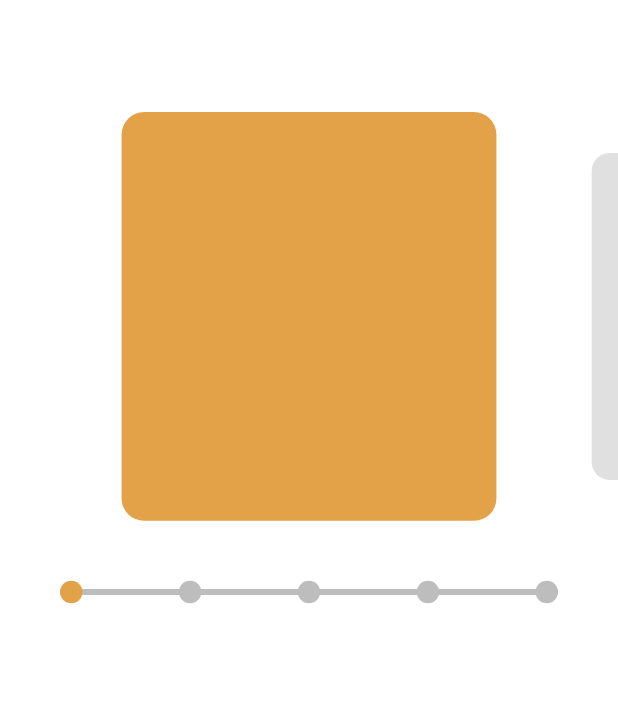
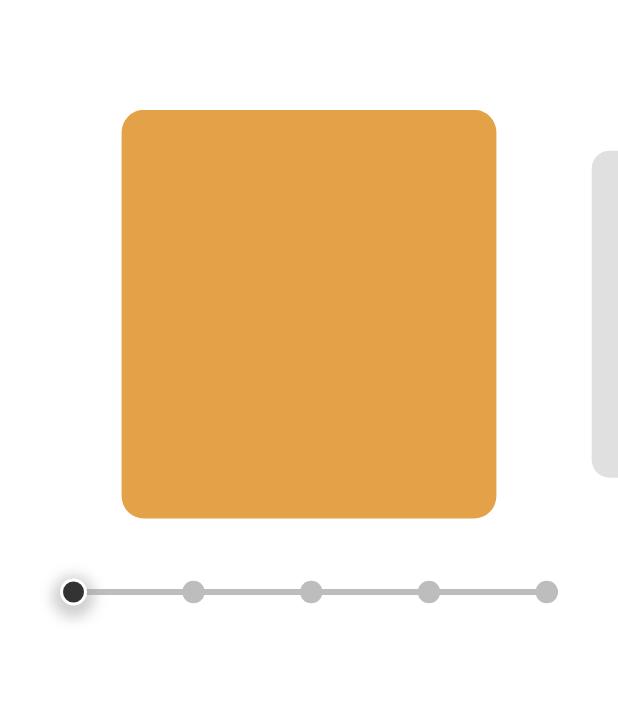
Before and after one commit to long2602/BeeFit, a Flutter app: the screen it shows after launch, swiped to page 5, on a phone screen of 412 x 824 dp. Shown: the part 252-962 px from the top of the screen. Run offline on Flutter 3.47's test engine with Material 2 defaults, Android fonts, the phone set to English and light mode, and no system bars; our stand-ins replace percent_indicator; missing offline and left inert: flutter_ruler_picker; statements that could not run were skipped.

Commit message:
update OnboardingScreen.dart and OnProgressScreen.dart

```diff
--- a/lib/screens/OnboardingScreen.dart
+++ b/lib/screens/OnboardingScreen.dart
@@ -1,5 +1,6 @@
 import 'package:beefit/constants/app_style.dart';
 import 'package:beefit/constants/app_ui.dart';
+import 'package:beefit/screens/OnProgressScreen.dart';
 import 'package:beefit/widgets/OnPageView.dart';
 import 'package:flutter/cupertino.dart';
 import 'package:flutter/material.dart';
@@ -15,10 +16,15 @@ class OnBoardingScreen extends StatefulWidget {
 class _OnBoardingScreenState extends State<OnBoardingScreen> {
   final pageController = PageController();
   final currentController = PageController();
-  var _selectedIndex = 0;
+  var _selectedOften = 0;
+  var _selectedDesiredBody = 0;
+  var _selectedCurrentBody = 0;
   final nameController = TextEditingController();
   final ageController = TextEditingController();
   RulerPickerController? _rulerPickerController;
+  RulerPickerController? _currentWeightController;
+  RulerPickerController? _targetWeightController;
+
   int currentValue = 50;
 
   @override
@@ -216,11 +222,11 @@ class _OnBoardingScreenState extends State<OnBoardingScreen> {
                       itemCount: 5,
                       onPageChanged: (index) {
                         setState(() {
-                          _selectedIndex = index;
+                          _selectedCurrentBody = index;
                         });
                       },
                       itemBuilder: (context, index) {
-                        var _dot = _selectedIndex == index ? 1 : 0.8;
+                        var _dot = _selectedCurrentBody == index ? 1 : 0.8;
                         return TweenAnimationBuilder(
                           duration: const Duration(milliseconds: 350),
                           tween: Tween(begin: _dot, end: _dot),
@@ -239,7 +245,7 @@ class _OnBoardingScreenState extends State<OnBoardingScreen> {
                             height: 283 * _scaleScreen,
                             decoration: BoxDecoration(
                               borderRadius: AppStyle.appBorder,
-                              color: _selectedIndex == index
+                              color: _selectedCurrentBody == index
                                   ? AppStyle.primaryColor
                                   : AppStyle.gray5Color,
                             ),
@@ -267,7 +273,7 @@ class _OnBoardingScreenState extends State<OnBoardingScreen> {
                               5,
                               (index) => Indicator(
                                   isActive:
-                                      _selectedIndex == index ? true : false)),
+                                      _selectedCurrentBody == index ? true : false)),
                         ],
                       ),
                     ],
@@ -294,11 +300,11 @@ class _OnBoardingScreenState extends State<OnBoardingScreen> {
                       itemCount: 5,
                       onPageChanged: (index) {
                         setState(() {
-                          _selectedIndex = index;
+                          _selectedDesiredBody = index;
                         });
                       },
                       itemBuilder: (context, index) {
-                        var _dot = _selectedIndex == index ? 1 : 0.8;
+                        var _dot = _selectedDesiredBody == index ? 1 : 0.8;
                         return TweenAnimationBuilder(
                           duration: const Duration(milliseconds: 350),
                           tween: Tween(begin: _dot, end: _dot),
@@ -317,7 +323,7 @@ class _OnBoardingScreenState extends State<OnBoardingScreen> {
                             height: 283 * _scaleScreen,
                             decoration: BoxDecoration(
                               borderRadius: AppStyle.appBorder,
-                              color: _selectedIndex == index
+                              color: _selectedDesiredBody == index
                                   ? AppStyle.primaryColor
                                   : AppStyle.gray5Color,
                             ),
@@ -342,10 +348,11 @@ class _OnBoardingScreenState extends State<OnBoardingScreen> {
                         mainAxisAlignment: MainAxisAlignment.spaceBetween,
                         children: [
                           ...List.generate(
-                              5,
-                              (index) => Indicator(
-                                  isActive:
-                                      _selectedIndex == index ? true : false)),
+                            5,
+                            (index) => Indicator(
+                                isActive:
+                                    _selectedDesiredBody == index ? true : false),
+                          ),
                         ],
                       ),
                     ],
@@ -616,8 +623,8 @@ class _OnBoardingScreenState extends State<OnBoardingScreen> {
                 SizedBox(
                   width: double.infinity,
                   child: Padding(
-                    padding:
-                        const EdgeInsets.symmetric(vertical: 60, horizontal: 40),
+                    padding: const EdgeInsets.symmetric(
+                        vertical: 60, horizontal: 40),
                     child: Column(
                       crossAxisAlignment: CrossAxisAlignment.start,
                       children: [
@@ -626,7 +633,9 @@ class _OnBoardingScreenState extends State<OnBoardingScreen> {
                           child: Row(
                             children: [
                               Image.asset('assets/imgs/drop.png'),
-                              const SizedBox(width: 2,),
+                              const SizedBox(
+                                width: 2,
+                              ),
                               Text(
                                 'Sweet choice!',
                                 style: TextStyle(
@@ -652,6 +661,95 @@ class _OnBoardingScreenState extends State<OnBoardingScreen> {
               ],
             ),
           ),
+
+          /**
+           * Often work
+           */
+          OnPageView(
+            title: "How often would you like to work out?",
+            pageController: pageController,
+            onPressed: (){
+              Navigator.push(
+                context,
+                MaterialPageRoute(builder: (context) => const OnProgressScreen()),
+              );
+            },
+            widget: Column(
+              mainAxisAlignment: MainAxisAlignment.center,
+              children: [
+                SizedBox(
+                  width: double.infinity,
+                  height: 283 * _scaleScreen,
+                  child: PageView.builder(
+                      controller: PageController(viewportFraction: 0.7),
+                      itemCount: 4,
+                      onPageChanged: (index) {
+                        setState(() {
+                          _selectedOften = index;
+                        });
+                      },
+                      itemBuilder: (context, index) {
+                        var _dot = _selectedOften == index ? 1 : 0.8;
+                        return TweenAnimationBuilder(
+                          duration: const Duration(milliseconds: 350),
+                          tween: Tween(begin: _dot, end: _dot),
+                          curve: Curves.ease,
+                          builder: (context, value, child) {
+                            return Transform.scale(
+                              scale: value is double ? value : 1,
+                              child: child,
+                            );
+                          },
+                          child: AnimatedContainer(
+                            duration: const Duration(milliseconds: 350),
+                            margin: EdgeInsets.symmetric(
+                                horizontal: 20 * _scaleScreen),
+                            width: 200 * _scaleScreen,
+                            height: 283 * _scaleScreen,
+                            decoration: BoxDecoration(
+                              borderRadius: AppStyle.appBorder,
+                              color: AppStyle.whiteColor,
+                              border: Border.all(
+                                width: 6,
+                                color: _selectedOften == index
+                                    ? AppStyle.primaryColor
+                                    : AppStyle.gray5Color,
+                              ),
+                            ),
+                          ),
+                        );
+                      }),
+                ),
+                Padding(
+                  padding:
+                      const EdgeInsets.only(top: 40.0, left: 40, right: 40),
+                  child: Stack(
+                    alignment: Alignment.center,
+                    children: [
+                      Container(
+                        decoration: BoxDecoration(
+                          color: AppStyle.gray4Color,
+                          borderRadius: AppStyle.appBorder,
+                        ),
+                        height: 4,
+                      ),
+                      Row(
+                        mainAxisAlignment: MainAxisAlignment.spaceBetween,
+                        children: [
+                          ...List.generate(
+                            4,
+                            (index) => Indicator(
+                                isActive:
+                                    _selectedOften == index ? true : false),
+                          ),
+                        ],
+                      ),
+                    ],
+                  ),
+                )
+              ],
+            ),
+          ),
         ],
       ),
     );
@@ -670,11 +768,23 @@ class Indicator extends StatelessWidget {
     return AnimatedContainer(
       duration: const Duration(milliseconds: 350),
       decoration: BoxDecoration(
-        color: _isActive ? AppStyle.primaryColor : AppStyle.gray4Color,
+        color: _isActive ? AppStyle.gray1Color : AppStyle.gray4Color,
         borderRadius: AppStyle.appBorder,
+        border:
+            _isActive ? Border.all(color: AppStyle.whiteColor, width: 2) : null,
+        boxShadow: _isActive
+            ? [
+                BoxShadow(
+                  color: Colors.grey.withOpacity(0.5),
+                  spreadRadius: 5,
+                  blurRadius: 7,
+                  offset: const Offset(0, 3), // changes position of shadow
+                ),
+              ]
+            : null,
       ),
-      width: _isActive ? 15 : 15,
-      height: _isActive ? 15 : 15,
+      width: _isActive ? 18 : 15,
+      height: _isActive ? 18 : 15,
     );
   }
 }
--- a/lib/widgets/OnPageView.dart
+++ b/lib/widgets/OnPageView.dart
@@ -8,15 +8,18 @@ class OnPageView extends StatefulWidget {
   final String _title;
   final Widget _widget;
   final PageController _pageController;
+  final VoidCallback? _onPressed;
 
   const OnPageView(
       {required String title,
       required Widget widget,
       required PageController pageController,
+        VoidCallback? onPressed,
       Key? key})
       : _title = title,
         _widget = widget,
         _pageController = pageController,
+        _onPressed = onPressed,
         super(key: key);
 
   @override
@@ -58,11 +61,12 @@ class _OnPageViewState extends State<OnPageView> {
               textColor: AppStyle.whiteColor,
               text: 'Next',
               height: 60 * AppUI.fontScale(context),
-              onPressed: () {
-                widget._pageController.nextPage(
-                    duration: const Duration(milliseconds: 500),
-                    curve: Curves.easeInOut);
-              },
+              onPressed: widget._onPressed == null ?
+                  () {
+                  widget._pageController.nextPage(
+                      duration: const Duration(milliseconds: 500),
+                      curve: Curves.easeInOut);
+              }: widget._onPressed!,
             ),
           ),
         ],
```
Also changed, not shown: lib/screens/OnProgressScreen.dart (+19 -1 lines).
